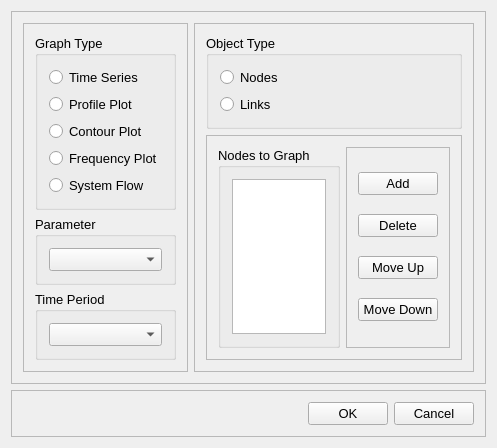
The window that src/ui/EPANET/frmGraphDesigner.ui (USEPA/SWMM-EPANET_User_Interface) describes before a commit, drawn with Qt 5.
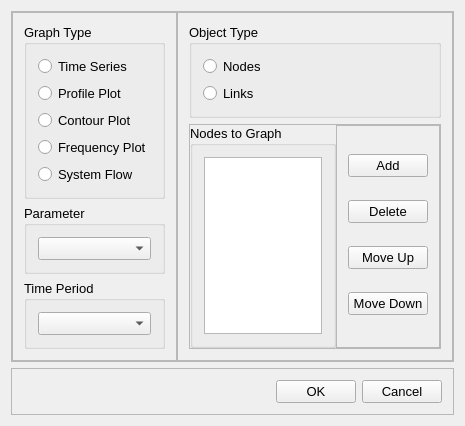
The same window after the commit.

Commit message: ua/epanet/frmGraph: tweak layout and hide Add/Delete/Up/Down buttons for now until we decide how to manage this list

Patch:
```diff
--- a/src/ui/EPANET/frmGraphDesigner.ui
+++ b/src/ui/EPANET/frmGraphDesigner.ui
@@ -29,6 +29,21 @@
        <enum>QFrame::Raised</enum>
       </property>
       <layout class="QHBoxLayout" name="horizontalLayout_3">
+       <property name="spacing">
+        <number>0</number>
+       </property>
+       <property name="leftMargin">
+        <number>0</number>
+       </property>
+       <property name="topMargin">
+        <number>0</number>
+       </property>
+       <property name="rightMargin">
+        <number>0</number>
+       </property>
+       <property name="bottomMargin">
+        <number>0</number>
+       </property>
        <item>
         <widget class="QFrame" name="fraLeft">
          <property name="frameShape">
@@ -150,6 +165,21 @@
              <enum>QFrame::Raised</enum>
             </property>
             <layout class="QHBoxLayout" name="horizontalLayout_2">
+             <property name="spacing">
+              <number>0</number>
+             </property>
+             <property name="leftMargin">
+              <number>0</number>
+             </property>
+             <property name="topMargin">
+              <number>0</number>
+             </property>
+             <property name="rightMargin">
+              <number>0</number>
+             </property>
+             <property name="bottomMargin">
+              <number>0</number>
+             </property>
              <item>
               <widget class="QGroupBox" name="gbxToGraph">
                <property name="title">
```
The commit also changes 1 other file.
